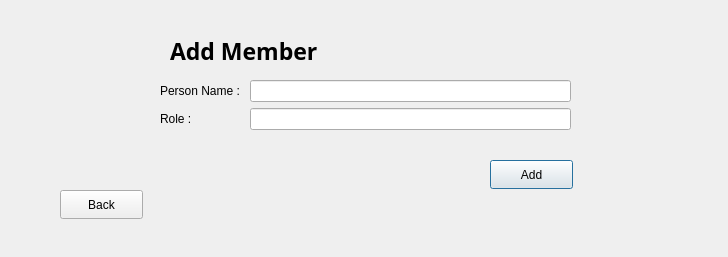
This is Project_Ap/addmembertoproject.ui in Hasansaberifar/AP_Prozhe as Qt 5 draws it before an edit. The edited form follows.
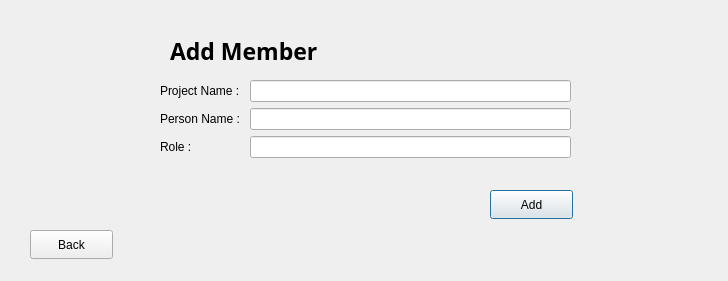
This is the edited form.

Commit message: all project page

What changed in the file:
```diff
--- a/Project_Ap/addmembertoproject.ui
+++ b/Project_Ap/addmembertoproject.ui
@@ -7,7 +7,7 @@
     <x>0</x>
     <y>0</y>
     <width>728</width>
-    <height>257</height>
+    <height>281</height>
    </rect>
   </property>
   <property name="windowTitle">
@@ -19,21 +19,25 @@
      <x>160</x>
      <y>80</y>
      <width>411</width>
-     <height>71</height>
+     <height>107</height>
     </rect>
    </property>
    <layout class="QFormLayout" name="formLayout">
-    <item row="0" column="0">
+    <item row="1" column="0">
      <widget class="QLabel" name="label_2">
       <property name="text">
        <string>Person Name : </string>
       </property>
      </widget>
     </item>
-    <item row="0" column="1">
-     <widget class="QLineEdit" name="NamePersonForAddToProject"/>
+    <item row="0" column="0">
+     <widget class="QLabel" name="label_4">
+      <property name="text">
+       <string>Project Name :</string>
+      </property>
+     </widget>
     </item>
-    <item row="1" column="0">
+    <item row="2" column="0">
      <widget class="QLabel" name="label_3">
       <property name="text">
        <string>Role : </string>
@@ -41,15 +45,21 @@
      </widget>
     </item>
     <item row="1" column="1">
+     <widget class="QLineEdit" name="NamePersonForAddToProject"/>
+    </item>
+    <item row="2" column="1">
      <widget class="QLineEdit" name="RoleForAddMember"/>
     </item>
+    <item row="0" column="1">
+     <widget class="QLineEdit" name="Projectname"/>
+    </item>
    </layout>
   </widget>
   <widget class="QPushButton" name="pushButton">
    <property name="geometry">
     <rect>
      <x>490</x>
-     <y>160</y>
+     <y>190</y>
      <width>83</width>
      <height>29</height>
     </rect>
@@ -81,8 +91,8 @@
   <widget class="QPushButton" name="pushButton_2">
    <property name="geometry">
     <rect>
-     <x>60</x>
-     <y>190</y>
+     <x>30</x>
+     <y>230</y>
      <width>83</width>
      <height>29</height>
     </rect>
```
The commit also changes 49 other files.
